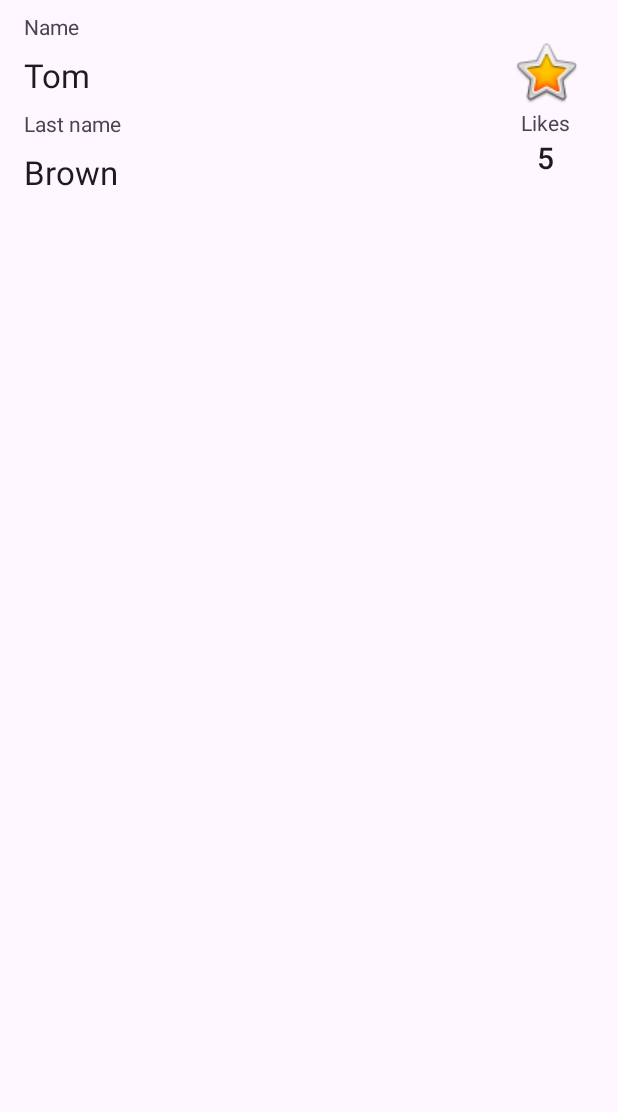
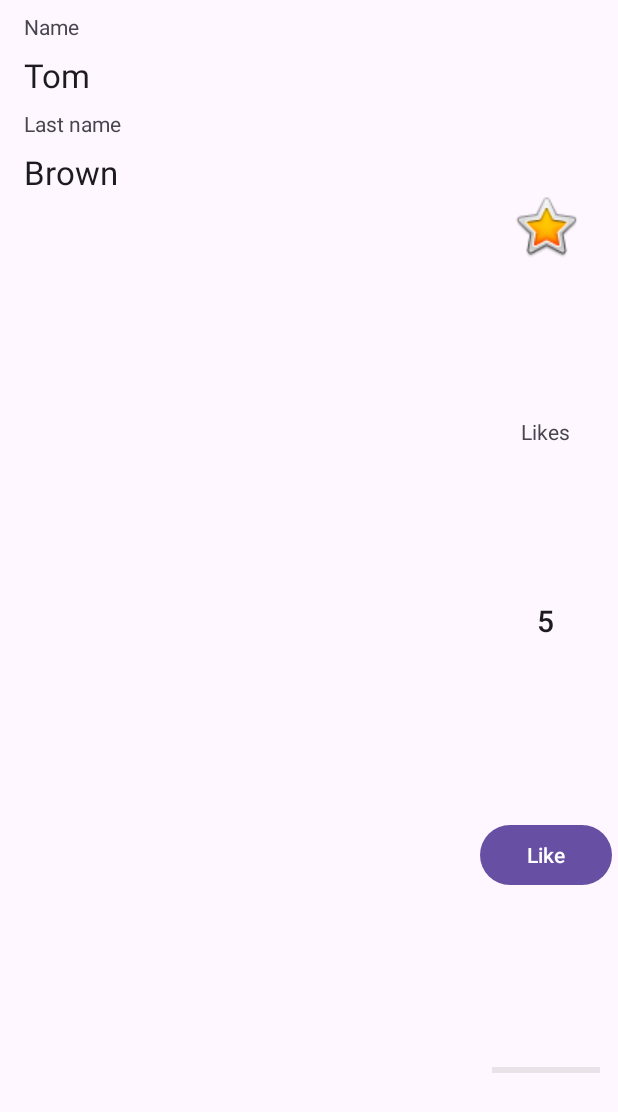
Before and after one commit to kerikir/SampleDataBinding, an Android app: the screen it shows after launch (MainActivity), on a phone screen of 412 x 824 dp. Shown: the top 1112 px of the screen. Run offline under Robolectric (Android 15) with nearby library versions, the phone set to English and light mode, and no system bars; 1 statement that could not run was skipped.

Commit message:
add like button and proggres bar popularity in UI

```diff
--- a/app/src/main/res/layout/activity_main.xml
+++ b/app/src/main/res/layout/activity_main.xml
@@ -76,6 +76,7 @@
         android:src="@android:drawable/btn_star_big_on"
         app:layout_constraintEnd_toEndOf="parent"
         app:layout_constraintTop_toTopOf="parent"
+        app:layout_constraintBottom_toTopOf="@+id/label_likes"
         />
 
 
@@ -91,6 +92,7 @@
         app:layout_constraintHorizontal_bias="1.0"
         app:layout_constraintStart_toStartOf="@+id/imageView"
         app:layout_constraintTop_toBottomOf="@+id/imageView"
+        app:layout_constraintBottom_toTopOf="@+id/plain_likes"
         />
 
     <!-- Количество лайков пользователя -->
@@ -103,6 +105,43 @@
         app:layout_constraintEnd_toEndOf="@+id/label_likes"
         app:layout_constraintStart_toStartOf="@+id/label_likes"
         app:layout_constraintTop_toBottomOf="@+id/label_likes"
+        app:layout_constraintBottom_toTopOf="@+id/button_like"
+        />
+
+
+    <!-- Кнопка лайка (увеличение количества лайков) -->
+    <Button
+        android:id="@+id/button_like"
+        android:layout_width="wrap_content"
+        android:layout_height="wrap_content"
+        android:layout_marginStart="16dp"
+        android:layout_marginTop="16dp"
+        android:layout_marginEnd="16dp"
+        android:onClick="onLike"
+        android:text="@string/like_button"
+        app:layout_constraintEnd_toEndOf="@+id/imageView"
+        app:layout_constraintStart_toStartOf="@+id/imageView"
+        app:layout_constraintTop_toBottomOf="@+id/plain_likes"
+        app:layout_constraintBottom_toTopOf="@+id/progressBar"
+        />
+
+
+    <!-- Прогресс категории популярности -->
+    <ProgressBar
+        android:id="@+id/progressBar"
+        style="?android:attr/progressBarStyleHorizontal"
+        android:layout_width="0dp"
+        android:layout_height="wrap_content"
+        android:layout_marginStart="8dp"
+        android:layout_marginTop="8dp"
+        android:layout_marginEnd="8dp"
+        android:progressBackgroundTint="@android:color/darker_gray"
+        app:layout_constraintBottom_toBottomOf="parent"
+        app:layout_constraintEnd_toEndOf="@+id/button_like"
+        app:layout_constraintHorizontal_bias="0.0"
+        app:layout_constraintStart_toStartOf="@+id/button_like"
+        app:layout_constraintTop_toBottomOf="@+id/button_like"
+        app:layout_constraintVertical_bias="0.0"
         />
 
 
--- a/app/src/main/res/values/strings.xml
+++ b/app/src/main/res/values/strings.xml
@@ -7,4 +7,5 @@
     <string name="description_profile_avatar">Profile\'s avatar</string>
     <string name="label_likes">Likes</string>
     <string name="placeholder_likes">5</string>
+    <string name="like_button">Like</string>
 </resources>
```
